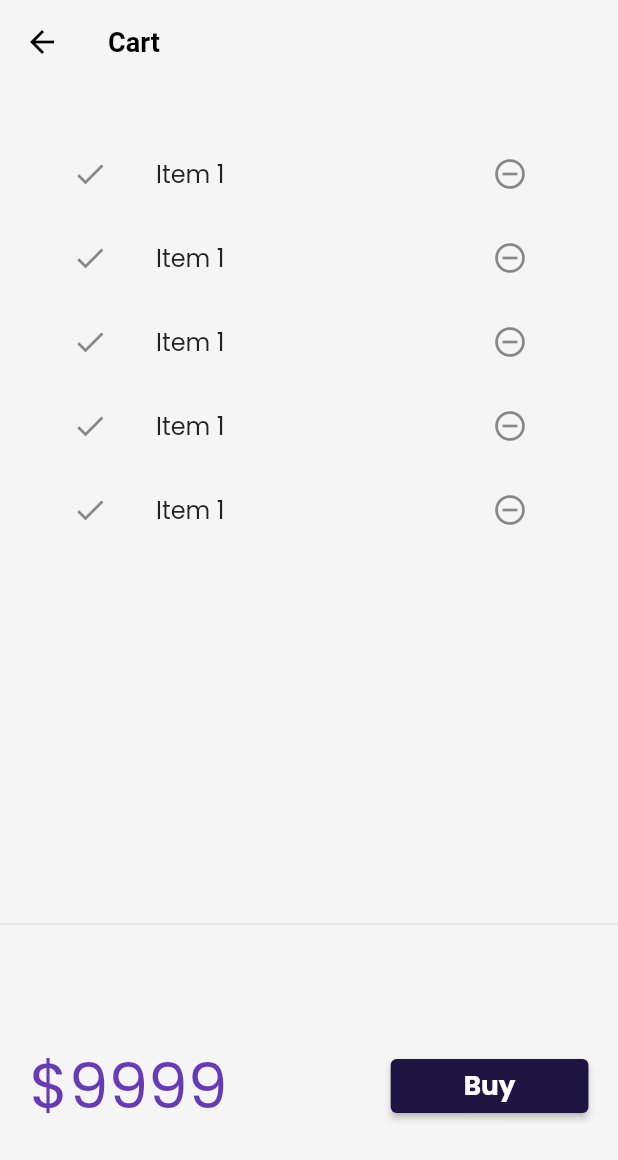
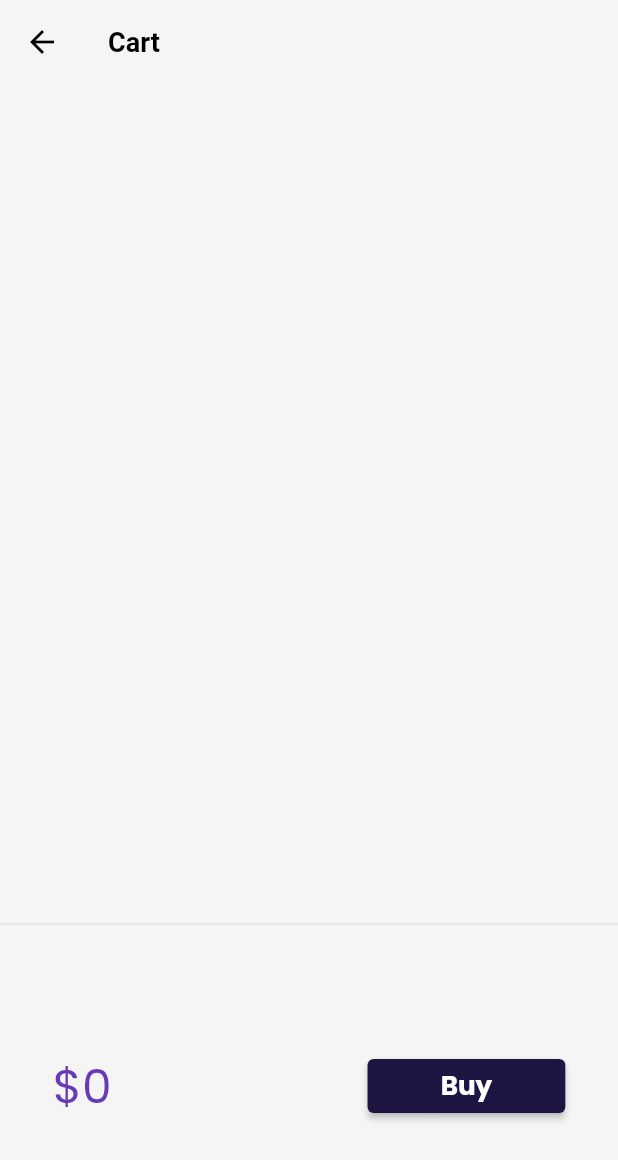
Before and after one commit to iamsaikatrahman/days_of_flutter, a Flutter app: the screen it shows after launch, after a tap on an icon or button, on a phone screen of 412 x 824 dp. Shown: the top 1160 px of the screen. Run offline on Flutter 3.47's test engine with Material 2 defaults, Android fonts, the phone set to English and light mode, and no system bars; our stand-ins replace google_fonts, velocity_x; network calls fail.

Commit message:
add to cart functionality

```diff
--- a/lib/models/cart.dart
+++ b/lib/models/cart.dart
@@ -1,6 +1,9 @@
 import './catalog.dart';
 
 class CartModel {
+  // static final cartModel = CartModel._internal();
+  // CartModel._internal();
+  // factory CartModel() => cartModel;
   // Catalog field
   CatalogModel? _catalog;
   // colletion of id store Id of each item
--- a/lib/models/catalog.dart
+++ b/lib/models/catalog.dart
@@ -1,4 +1,7 @@
 class CatalogModel {
+  // static final catModel = CatalogModel._internal();
+  // CatalogModel._internal();
+  // factory CatalogModel() => CatalogModel();
   static List<Item>? items;
 
   // Get Item by ID
--- a/lib/pages/cart_page.dart
+++ b/lib/pages/cart_page.dart
@@ -1,3 +1,4 @@
+import 'package:days_of_flutter/models/cart.dart';
 import 'package:days_of_flutter/widgets/themes.dart';
 import 'package:flutter/material.dart';
 import 'package:velocity_x/velocity_x.dart';
@@ -29,12 +30,17 @@ class _CartTotal extends StatelessWidget {
 
   @override
   Widget build(BuildContext context) {
+    final _cart = CartModel();
     return SizedBox(
       height: 200,
       child: Row(
         mainAxisAlignment: MainAxisAlignment.spaceAround,
         children: [
-          "\$9999".text.xl5.color(context.theme.accentColor).make(),
+          "\$${_cart.totalprice}"
+              .text
+              .xl4
+              .color(context.theme.accentColor)
+              .make(),
           30.widthBox,
           ElevatedButton(
             onPressed: () {
@@ -65,10 +71,11 @@ class _CartList extends StatefulWidget {
 }
 
 class __CartListState extends State<_CartList> {
+  final _cart = CartModel();
   @override
   Widget build(BuildContext context) {
     return ListView.builder(
-      itemCount: 5,
+      itemCount: _cart.items.length,
       itemBuilder: (context, index) {
         return ListTile(
           leading: const Icon(Icons.done),
@@ -76,7 +83,7 @@ class __CartListState extends State<_CartList> {
             onPressed: () {},
             icon: const Icon(Icons.remove_circle_outline),
           ),
-          title: "Item 1".text.make(),
+          title: "${_cart.items[index].name}".text.make(),
         );
       },
     );
--- a/lib/widgets/home_widgets/catalog_list.dart
+++ b/lib/widgets/home_widgets/catalog_list.dart
@@ -1,3 +1,4 @@
+import 'package:days_of_flutter/models/cart.dart';
 import 'package:days_of_flutter/pages/home_detail_page.dart';
 
 import './catalog_image.dart';
@@ -61,15 +62,7 @@ class CatalogItem extends StatelessWidget {
                 buttonPadding: EdgeInsets.zero,
                 children: [
                   "\$${catalog!.price}".text.bold.xl.make(),
-                  ElevatedButton(
-                    onPressed: () {},
-                    style: ButtonStyle(
-                        backgroundColor:
-                            MaterialStateProperty.all(MyTheme.darkBluishColor),
-                        shape:
-                            MaterialStateProperty.all(const StadiumBorder())),
-                    child: "Add To Cart".text.make(),
-                  )
+                  _AddToCart(catalog: catalog)
                 ],
               ).pOnly(right: 8.0),
             ],
@@ -79,3 +72,35 @@ class CatalogItem extends StatelessWidget {
     ).white.rounded.square(150).make().py16();
   }
 }
+
+class _AddToCart extends StatefulWidget {
+  final Item? catalog;
+  const _AddToCart({
+    Key? key,
+    this.catalog,
+  }) : super(key: key);
+
+  @override
+  State<_AddToCart> createState() => _AddToCartState();
+}
+
+class _AddToCartState extends State<_AddToCart> {
+  bool isAddedd = false;
+  @override
+  Widget build(BuildContext context) {
+    return ElevatedButton(
+      onPressed: () {
+        isAddedd = isAddedd.toggle();
+        final _catalog = CatalogModel();
+        final _cart = CartModel();
+        _cart.catalog = _catalog;
+        _cart.add(widget.catalog!);
+        setState(() {});
+      },
+      style: ButtonStyle(
+          backgroundColor: MaterialStateProperty.all(MyTheme.darkBluishColor),
+          shape: MaterialStateProperty.all(const StadiumBorder())),
+      child: isAddedd ? const Icon(Icons.done) : "Add To Cart".text.make(),
+    );
+  }
+}
```
